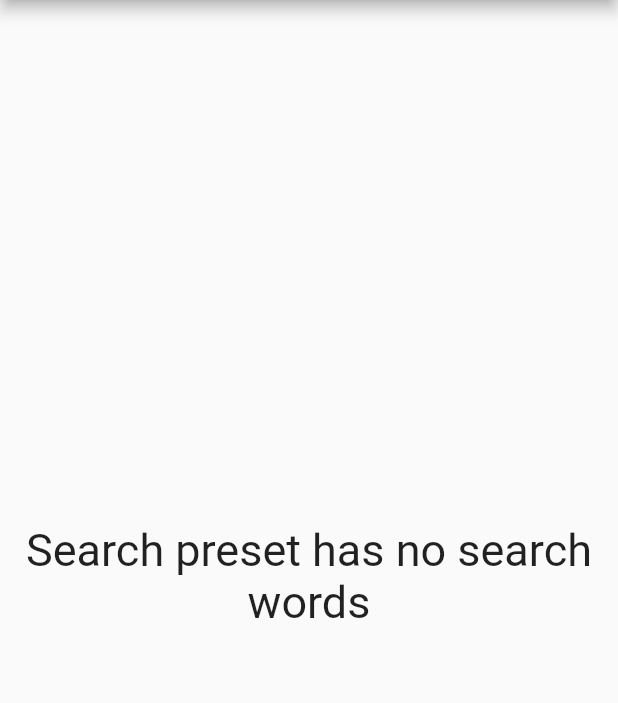
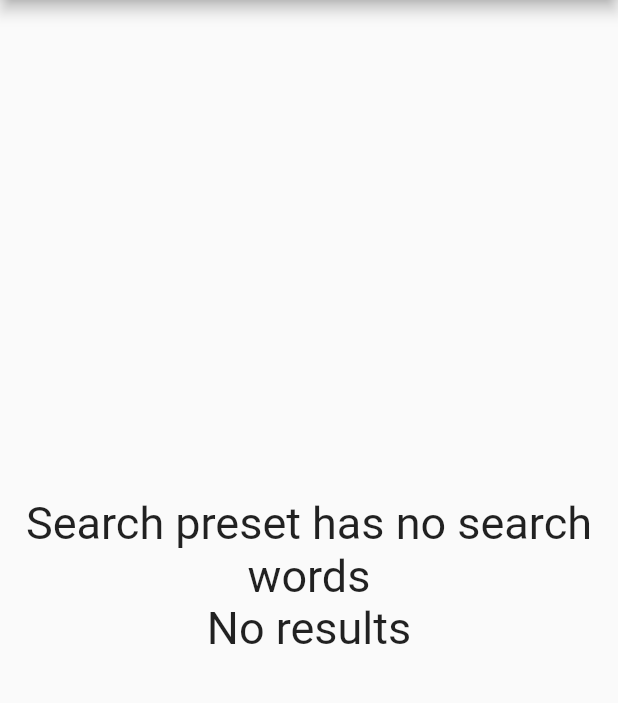
Before and after one commit to ClassyChameleon/gvg_job_scraper, a Flutter app: the screen it shows after launch, after a tap on "Search", on a phone screen of 412 x 824 dp, the part 84-787 px from its top. Run offline on Flutter 3.47's test engine with Material 2 defaults, Android fonts, the light colour scheme and no system bars; our stand-ins replace flutter_spinkit, multi_dropdown.

Commit message:
Search works

```diff
--- a/lib/pages/home.dart
+++ b/lib/pages/home.dart
@@ -3,7 +3,6 @@
 import 'package:flutter/material.dart';
 import 'package:gvg_job_scraper/classes/search_preset.dart';
 import 'package:gvg_job_scraper/pages/search.dart';
-import 'package:gvg_job_scraper/searches/s_alfred.dart';
 import 'package:gvg_job_scraper/widgets/app_bar.dart';
 import 'package:gvg_job_scraper/widgets/button_preset.dart';
 import 'package:gvg_job_scraper/pages/presets.dart';
@@ -20,7 +19,6 @@
 
   @override
   Widget build(BuildContext context) {
-    scrapeAlfred('forrit');
     return Scaffold(
       appBar: GlobalAppBar(),
       body: Center(
--- a/lib/pages/search.dart
+++ b/lib/pages/search.dart
@@ -19,6 +19,7 @@
 }
 
 class _SearchState extends State<Search> {
+  bool useLocalData = false;
   List<JobPreset> foundJobs = [];
   Map<String, int> jobMapper = {};
   String searchText = 'Loading...';
@@ -29,25 +30,27 @@
   void beginSearch() async {
     if (searched) return;
     searched = true;
-    if (widget.searchPreset.keywords.length == 0) {
+    if (widget.searchPreset.keywords.isEmpty) {
       searchText = 'Search preset has no search words';
       displayLoading = false;
       setState(() {});
       return;
     }
     for (var i in widget.searchPreset.keywords) {
-      searchText = 'Now searching: ' + i;
+      print(i);
+      searchText = 'Now searching: $i';
       searchKey(i);
       setState(() {});
       await searchKey(i);
     }
     displayLoading = false;
+    searchText = 'Finished searching.';
   }
 
   Future<void> searchKey(String word) async {
     List<Future<List<JobPreset>>> fetchers = [];
-    fetchers.add(scrapeAlfred(word));
-    fetchers.add(scrapeTvinna(word));
+    fetchers.add(scrapeAlfred(word, useLocalData));
+    fetchers.add(scrapeTvinna(word, useLocalData));
 
     for (var i in fetchers) {
       i.whenComplete(() async => addData(await i));
@@ -104,7 +107,11 @@
                   )),
               (() {
                 if (displayLoading) return DefaultLoading();
-                return SizedBox();
+                return Text('No results',
+                    textAlign: TextAlign.center,
+                    style: TextStyle(
+                      fontSize: 30,
+                    ));
               }())
             ],
           ),
@@ -117,6 +124,14 @@
       body: Container(
         color: Color.fromARGB(255, 0, 0, 0),
         child: SafeArea(
+          child: Column(
+            children: [
+              SizedBox(
+                  height: 20,
+                  child: Text(searchText,
+                      textAlign: TextAlign.center,
+                      style: TextStyle(color: Colors.white))),
+              Expanded(
                 child: ListView.builder(
                   itemCount: foundJobs.length,
                   itemBuilder: (context, index) {
@@ -146,7 +161,8 @@
                                       mainAxisAlignment: MainAxisAlignment.end,
                                       children: [
                                         IconButton(
-                                    constraints: BoxConstraints(maxHeight: 32),
+                                          constraints:
+                                              BoxConstraints(maxHeight: 32),
                                           onPressed: (() {
                                             if (selectedIndex == index) {
                                               selectedIndex = -1;
@@ -159,7 +175,8 @@
                                             if (index == selectedIndex) {
                                               return Icon(Icons.arrow_drop_up);
                                             } else {
-                                        return Icon(Icons.arrow_drop_down);
+                                              return Icon(
+                                                  Icons.arrow_drop_down);
                                             }
                                           }()),
                                         ),
@@ -173,16 +190,20 @@
                                   print('Index');
                                   return SafeArea(
                                     child: ListView.builder(
-                                itemCount:
-                                    foundJobs.elementAt(index).urls.length,
                                       shrinkWrap: true,
+                                      physics: NeverScrollableScrollPhysics(),
+                                      itemCount: foundJobs
+                                          .elementAt(index)
+                                          .urls
+                                          .length,
                                       itemBuilder: (context, urlIndex) {
                                         return RichText(
                                           text: TextSpan(
                                             text: foundJobs
                                                 .elementAt(index)
                                                 .urls[urlIndex],
-                                      style: TextStyle(color: Colors.blue),
+                                            style:
+                                                TextStyle(color: Colors.blue),
                                             recognizer: TapGestureRecognizer()
                                               ..onTap = () {
                                                 launchUrl(Uri.parse(foundJobs
@@ -203,6 +224,9 @@
                   },
                 ),
               ),
+            ],
+          ),
+        ),
       ),
     );
   }
```
Also changed, not shown: lib/searches/s_alfred.dart (+10 -7 lines), lib/searches/s_tvinna.dart (+13 -6 lines). Lines whose indentation alone changed are shown as unchanged.
